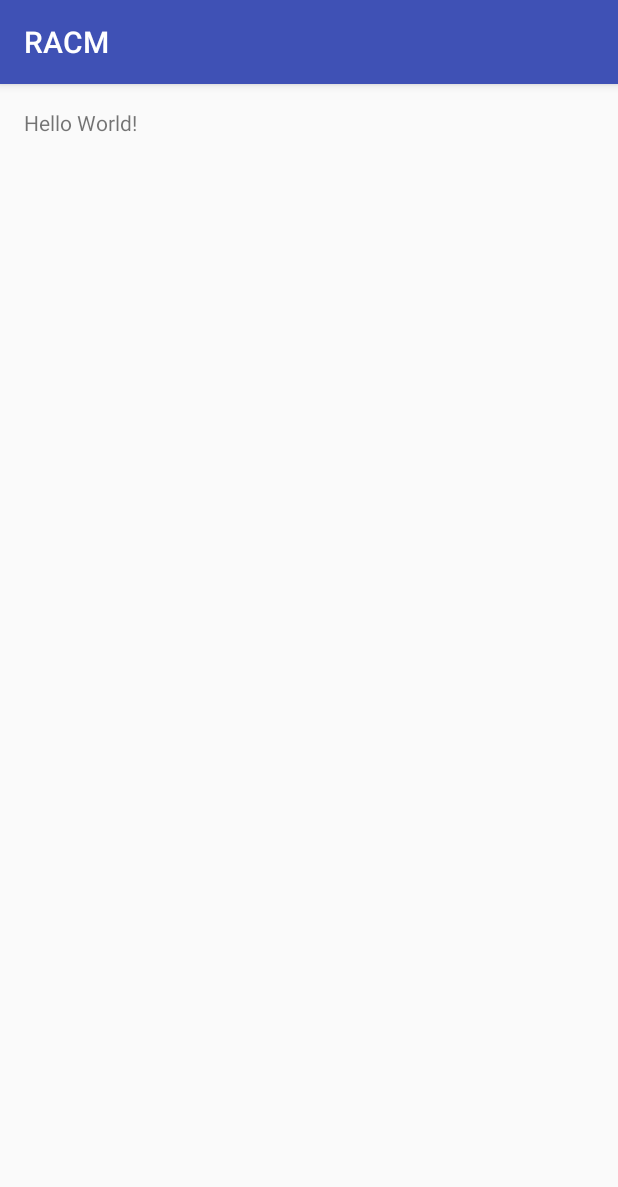
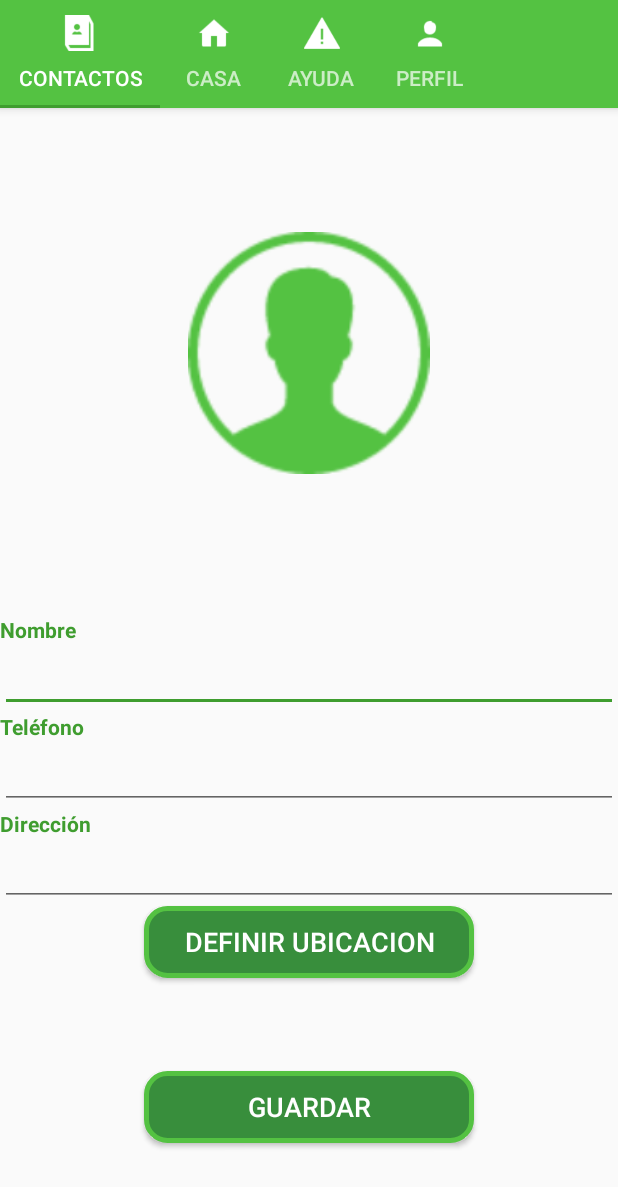
Before and after one commit to msordia/RACM, an Android app: the screen it shows after launch (MainActivity before the commit, RegistrarPerfil after it), on a phone screen of 412 x 824 dp. Shown: the top 1187 px of the screen. Run offline under Robolectric (Android 15) with nearby library versions, the phone set to English and light mode, and no system bars.

Commit message:
Se agrega la pantalla de RegistrarPerfil
Se crea el XML de la pantalla RegistrarPerfil, se agrega el tabLayout,
los componentes para obtener la información del usuario, se agrega un
diseño especial a los botones y a la aplicacion, se modifica el archivo
colors.xml y el style.xml

```diff
--- a/RACM/app/build.gradle
+++ b/RACM/app/build.gradle
@@ -26,4 +26,5 @@ dependencies {
     })
     compile 'com.android.support:appcompat-v7:25.1.0'
     testCompile 'junit:junit:4.12'
+    compile 'com.android.support:design:25.1.0'
 }
--- a/RACM/app/src/main/AndroidManifest.xml
+++ b/RACM/app/src/main/AndroidManifest.xml
@@ -8,7 +8,7 @@
         android:label="@string/app_name"
         android:supportsRtl="true"
         android:theme="@style/AppTheme">
-        <activity android:name=".MainActivity">
+        <activity android:name=".RegistrarPerfil">
             <intent-filter>
                 <action android:name="android.intent.action.MAIN" />
 
--- a/RACM/app/src/main/java/itesm/mx/racm/MainActivity.java
+++ b/RACM/app/src/main/java/itesm/mx/racm/RegistrarPerfil.java
@@ -3,11 +3,11 @@ package itesm.mx.racm;
 import android.support.v7.app.AppCompatActivity;
 import android.os.Bundle;
 
-public class MainActivity extends AppCompatActivity {
+public class RegistrarPerfil extends AppCompatActivity {
 
     @Override
     protected void onCreate(Bundle savedInstanceState) {
         super.onCreate(savedInstanceState);
-        setContentView(R.layout.activity_main);
+        setContentView(R.layout.registrar_perfil);
     }
 }
--- /dev/null
+++ b/RACM/app/src/main/res/drawable/buttonshape.xml
@@ -0,0 +1,20 @@
+<?xml version="1.0" encoding="utf-8"?>
+<shape xmlns:android="http://schemas.android.com/apk/res/android" android:shape="rectangle" >
+    <corners
+        android:radius="14dp"
+        />
+    <solid
+        android:color="#388E3C"
+        />
+    <padding
+        android:left="0dp"
+        android:top="0dp"
+        android:right="0dp"
+        android:bottom="0dp"
+        />
+
+    <stroke
+        android:width="3dp"
+        android:color="#54C242"
+        />
+</shape>
--- a/RACM/app/src/main/res/layout/activity_main.xml
+++ /dev/null
@@ -1,17 +0,0 @@
-<?xml version="1.0" encoding="utf-8"?>
-<RelativeLayout xmlns:android="http://schemas.android.com/apk/res/android"
-    xmlns:tools="http://schemas.android.com/tools"
-    android:id="@+id/activity_main"
-    android:layout_width="match_parent"
-    android:layout_height="match_parent"
-    android:paddingBottom="@dimen/activity_vertical_margin"
-    android:paddingLeft="@dimen/activity_horizontal_margin"
-    android:paddingRight="@dimen/activity_horizontal_margin"
-    android:paddingTop="@dimen/activity_vertical_margin"
-    tools:context="itesm.mx.racm.MainActivity">
-
-    <TextView
-        android:layout_width="wrap_content"
-        android:layout_height="wrap_content"
-        android:text="Hello World!" />
-</RelativeLayout>
--- /dev/null
+++ b/RACM/app/src/main/res/layout/registrar_perfil.xml
@@ -0,0 +1,144 @@
+<?xml version="1.0" encoding="utf-8"?>
+<LinearLayout xmlns:android="http://schemas.android.com/apk/res/android"
+    xmlns:app="http://schemas.android.com/apk/res-auto"
+    android:orientation="vertical"
+    android:layout_width="match_parent"
+    android:layout_height="match_parent">
+
+    <android.support.design.widget.AppBarLayout
+        android:layout_width="match_parent"
+        android:layout_height="wrap_content"
+        android:theme="@style/ThemeOverlay.AppCompat.Dark.ActionBar">
+
+        <android.support.design.widget.TabLayout
+            android:layout_width="match_parent"
+            android:layout_height="wrap_content"
+            android:textSize="2dp"
+            app:tabGravity="fill"
+            app:tabMode="scrollable"
+            android:layout_alignBottom="@+id/toolbar3"
+            android:layout_alignParentStart="true">
+
+            <android.support.design.widget.TabItem
+                android:layout_width="wrap_content"
+                android:layout_height="wrap_content"
+                android:icon="@drawable/contactos"
+                android:text="Contactos"/>
+
+            <android.support.design.widget.TabItem
+                android:layout_width="wrap_content"
+                android:layout_height="wrap_content"
+                android:icon="@drawable/home"
+                android:text="Casa"/>
+
+            <android.support.design.widget.TabItem
+                android:layout_width="wrap_content"
+                android:layout_height="wrap_content"
+                android:icon="@drawable/sos"
+                android:text="Ayuda"/>
+
+            <android.support.design.widget.TabItem
+                android:layout_width="wrap_content"
+                android:layout_height="wrap_content"
+                android:icon="@drawable/perfil"
+                android:text="Perfil"/>
+        </android.support.design.widget.TabLayout>
+
+    </android.support.design.widget.AppBarLayout>
+
+    <LinearLayout
+        android:orientation="vertical"
+        android:layout_width="match_parent"
+        android:layout_height="match_parent"
+        android:weightSum="1">
+
+        <Space
+            android:layout_width="match_parent"
+            android:layout_height="wrap_content"
+            android:layout_weight="0.23" />
+
+        <ImageView
+            android:layout_width="match_parent"
+            android:layout_height="wrap_content"
+            app:srcCompat="@drawable/user"
+            android:id="@+id/image_fotoRP"
+            android:layout_weight="0.17" />
+
+        <Space
+            android:layout_width="match_parent"
+            android:layout_height="wrap_content"
+            android:layout_weight="0.26" />
+
+        <TextView
+            android:text="Nombre"
+            android:textStyle="bold"
+            android:textColor="@color/colorPrimaryDark"
+            android:layout_width="match_parent"
+            android:layout_height="wrap_content"
+            android:id="@+id/text_nombreRP" />
+
+        <EditText
+            android:layout_width="match_parent"
+            android:layout_height="wrap_content"
+            android:inputType="textPersonName"
+            android:ems="10"
+            android:id="@+id/edit_nombreRP" />
+
+        <TextView
+            android:text="Teléfono"
+            android:textStyle="bold"
+            android:textColor="@color/colorPrimaryDark"
+            android:layout_width="match_parent"
+            android:layout_height="wrap_content"
+            android:id="@+id/text_telefonoRP" />
+
+        <EditText
+            android:layout_width="match_parent"
+            android:layout_height="wrap_content"
+            android:inputType="textPersonName"
+            android:ems="10"
+            android:id="@+id/edit_telefonoRP" />
+
+        <TextView
+            android:text="Dirección"
+            android:textStyle="bold"
+            android:textColor="@color/colorPrimaryDark"
+            android:layout_width="match_parent"
+            android:layout_height="wrap_content"
+            android:id="@+id/text_direccionRP" />
+
+        <EditText
+            android:layout_width="match_parent"
+            android:layout_height="wrap_content"
+            android:inputType="textPersonName"
+            android:ems="10"
+            android:id="@+id/edit_direccionRP" />
+
+        <Button
+            android:textColor="#FFFFFF"
+            android:textSize="18sp"
+            android:layout_width="220dp"
+            android:layout_height="wrap_content"
+            android:background="@drawable/buttonshape"
+            android:text="Definir Ubicacion"
+            android:layout_gravity="center"
+
+            android:id="@+id/button_ubicacionRP" />
+
+        <Space
+            android:layout_width="match_parent"
+            android:layout_height="wrap_content"
+            android:layout_weight="0.17" />
+
+        <Button
+            android:text="Guardar"
+            android:textSize="18sp"
+            android:textColor="#FFFFFF"
+            android:layout_gravity="center"
+            android:layout_width="220dp"
+            android:layout_height="wrap_content"
+            android:background="@drawable/buttonshape"
+            android:id="@+id/button_guardarRP" />
+    </LinearLayout>
+
+</LinearLayout>
--- a/RACM/app/src/main/res/values/colors.xml
+++ b/RACM/app/src/main/res/values/colors.xml
@@ -1,6 +1,10 @@
 <?xml version="1.0" encoding="utf-8"?>
 <resources>
-    <color name="colorPrimary">#3F51B5</color>
-    <color name="colorPrimaryDark">#303F9F</color>
-    <color name="colorAccent">#FF4081</color>
+    <color name="colorPrimary">#54C242</color>
+    <color name="colorPrimaryDark">#3F9D2F</color>
+    <color name="colorAccent">#3F9D2F</color>
+
+    <color name="textColorPrimary">#FFFFFF</color>
+    <color name="windowBackground">#FFFFFF</color>
+    <color name="navigationBarColor">#000000</color>
 </resources>
--- a/RACM/app/src/main/res/values/styles.xml
+++ b/RACM/app/src/main/res/values/styles.xml
@@ -3,9 +3,10 @@
     <!-- Base application theme. -->
     <style name="AppTheme" parent="Theme.AppCompat.Light.DarkActionBar">
         <!-- Customize your theme here. -->
+        <item name="windowNoTitle">true</item>
+        <item name="windowActionBar">false</item>
         <item name="colorPrimary">@color/colorPrimary</item>
         <item name="colorPrimaryDark">@color/colorPrimaryDark</item>
         <item name="colorAccent">@color/colorAccent</item>
     </style>
-
 </resources>
```
Also changed, not shown: RACM/app/src/main/res/drawable/contactos.png (added), RACM/app/src/main/res/drawable/home.png (added), RACM/app/src/main/res/drawable/perfil.png (added), RACM/app/src/main/res/drawable/sos.png (added), RACM/app/src/main/res/drawable/user.png (added).
